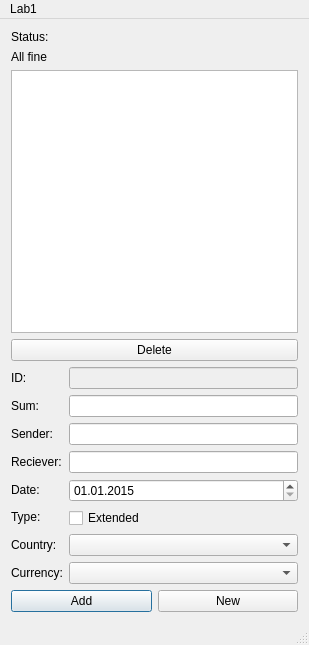
Before: the Qt Designer form lab1_ui/mainwindow.ui in swatSTEAM/labs, drawn with Qt 5.
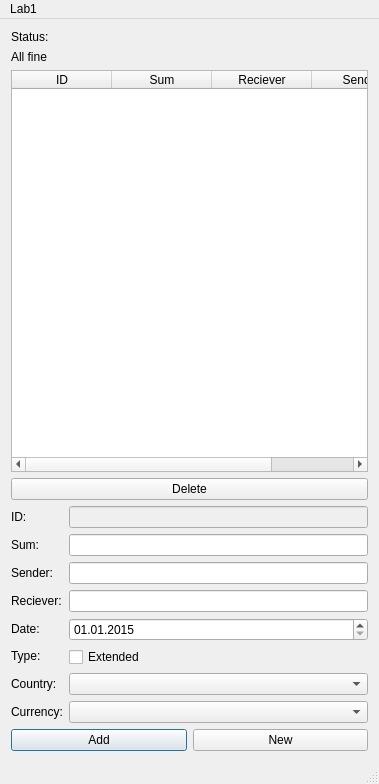
After: the same form once the commit is applied.

The edit to the form file:
```diff
--- a/lab1_ui/mainwindow.ui
+++ b/lab1_ui/mainwindow.ui
@@ -6,20 +6,14 @@
    <rect>
     <x>0</x>
     <y>0</y>
-    <width>309</width>
-    <height>645</height>
+    <width>379</width>
+    <height>784</height>
    </rect>
   </property>
   <property name="windowTitle">
    <string>Lab1</string>
   </property>
   <widget class="QWidget" name="centralWidget">
-   <layout class="QVBoxLayout" name="verticalLayout_8">
-    <item>
-     <layout class="QVBoxLayout" name="verticalLayout_7">
-      <item>
-       <layout class="QVBoxLayout" name="verticalLayout_6">
-        <item>
          <layout class="QVBoxLayout" name="verticalLayout_5">
           <item>
            <layout class="QVBoxLayout" name="verticalLayout_4">
@@ -37,11 +31,38 @@
               </property>
              </widget>
             </item>
-            <item>
-             <widget class="QListWidget" name="listWidget"/>
-            </item>
-           </layout>
-          </item>
+     </layout>
+    </item>
+    <item>
+     <widget class="QTableWidget" name="tableWidget">
+      <property name="alternatingRowColors">
+       <bool>true</bool>
+      </property>
+      <column>
+       <property name="text">
+        <string>ID</string>
+       </property>
+       <property name="textAlignment">
+        <set>AlignCenter</set>
+       </property>
+      </column>
+      <column>
+       <property name="text">
+        <string>Sum</string>
+       </property>
+      </column>
+      <column>
+       <property name="text">
+        <string>Reciever</string>
+       </property>
+      </column>
+      <column>
+       <property name="text">
+        <string>Sender</string>
+       </property>
+      </column>
+     </widget>
+    </item>
           <item>
            <widget class="QPushButton" name="pushButton_3">
             <property name="text">
@@ -49,10 +70,6 @@
             </property>
            </widget>
           </item>
-         </layout>
-        </item>
-       </layout>
-      </item>
       <item>
        <layout class="QVBoxLayout" name="verticalLayout_3">
         <item>
@@ -200,15 +217,13 @@
        </layout>
       </item>
      </layout>
-    </item>
-   </layout>
   </widget>
   <widget class="QMenuBar" name="menuBar">
    <property name="geometry">
     <rect>
      <x>0</x>
      <y>0</y>
-     <width>309</width>
+     <width>379</width>
      <height>25</height>
     </rect>
    </property>
```
Left out of the diff: 1 changed line with no effect on the pictures. Lines whose indentation alone changed are shown as unchanged.
